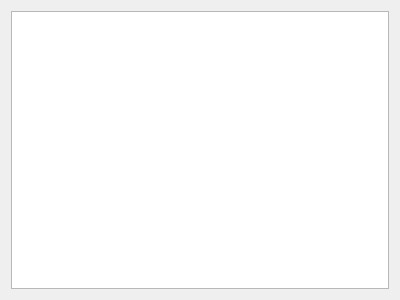
Qt form debugger/src/memory_view.ui (Scoobadood/beem) before a commit.
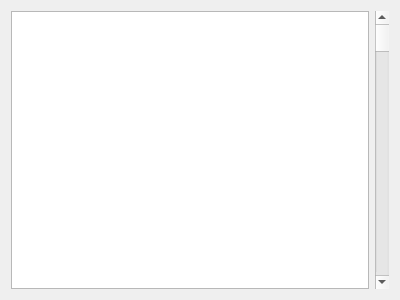
The same form after that commit.

Commit message: FEAT: Improved debugger MemoryView * It now gets data in real time (when scrolled) * Uses external scroll bar * Responds to mouse wheel events

Diff of the .ui file:
```diff
--- a/debugger/src/memory_view.ui
+++ b/debugger/src/memory_view.ui
@@ -13,7 +13,7 @@
   <property name="windowTitle">
    <string>Form</string>
   </property>
-  <layout class="QVBoxLayout" name="verticalLayout">
+  <layout class="QHBoxLayout" name="horizontalLayout">
    <item>
     <widget class="QTextEdit" name="te_memory">
      <property name="undoRedoEnabled">
@@ -27,6 +27,13 @@
      </property>
     </widget>
    </item>
+   <item>
+    <widget class="QScrollBar" name="sb_memory">
+     <property name="orientation">
+      <enum>Qt::Vertical</enum>
+     </property>
+    </widget>
+   </item>
   </layout>
  </widget>
  <resources/>
```
The commit also changes 14 other files.
